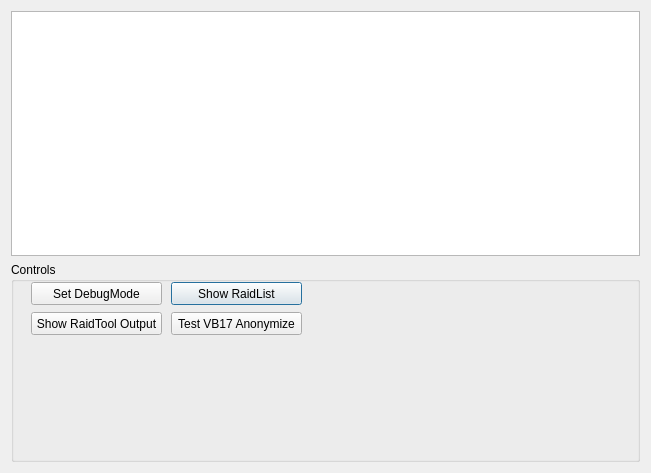
The window that Client/rds_debugwindow.ui (WillForan/yarraclient) describes before a commit, drawn with Qt 5.
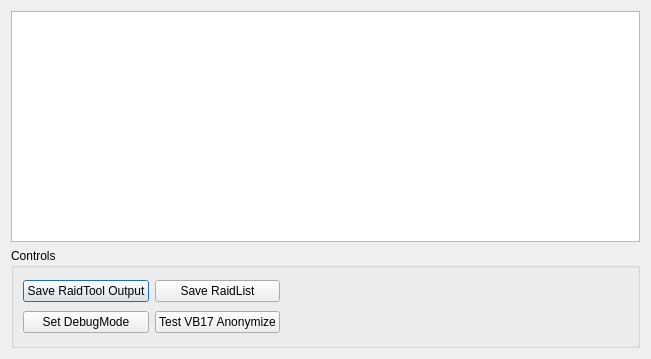
The same window after the commit.

Commit message: Added error notifications. Added debug functions to dump RAID output.

```diff
--- a/Client/rds_debugwindow.ui
+++ b/Client/rds_debugwindow.ui
@@ -7,7 +7,7 @@
     <x>0</x>
     <y>0</y>
     <width>651</width>
-    <height>473</height>
+    <height>359</height>
    </rect>
   </property>
   <property name="windowTitle">
@@ -15,71 +15,91 @@
   </property>
   <layout class="QVBoxLayout" name="verticalLayout">
    <item>
-    <widget class="QTextEdit" name="textEdit"/>
+    <widget class="QTextEdit" name="textEdit">
+     <property name="sizePolicy">
+      <sizepolicy hsizetype="Expanding" vsizetype="Expanding">
+       <horstretch>0</horstretch>
+       <verstretch>0</verstretch>
+      </sizepolicy>
+     </property>
+    </widget>
    </item>
    <item>
     <widget class="QGroupBox" name="groupBox">
+     <property name="sizePolicy">
+      <sizepolicy hsizetype="Preferred" vsizetype="Minimum">
+       <horstretch>0</horstretch>
+       <verstretch>0</verstretch>
+      </sizepolicy>
+     </property>
      <property name="minimumSize">
       <size>
        <width>0</width>
-       <height>200</height>
+       <height>100</height>
       </size>
      </property>
      <property name="title">
       <string>Controls</string>
      </property>
+     <layout class="QGridLayout" name="gridLayout">
+      <item row="0" column="0">
+       <widget class="QPushButton" name="pushButton_3">
+        <property name="text">
+         <string>Save RaidTool Output</string>
+        </property>
+       </widget>
+      </item>
+      <item row="0" column="1">
      <widget class="QPushButton" name="pushButton">
-      <property name="geometry">
-       <rect>
-        <x>160</x>
-        <y>20</y>
-        <width>131</width>
-        <height>23</height>
-       </rect>
-      </property>
       <property name="text">
-       <string>Show RaidList</string>
-      </property>
-     </widget>
+         <string>Save RaidList</string>
+        </property>
+       </widget>
+      </item>
+      <item row="0" column="2" rowspan="2">
+       <spacer name="horizontalSpacer">
+        <property name="orientation">
+         <enum>Qt::Horizontal</enum>
+        </property>
+        <property name="sizeHint" stdset="0">
+         <size>
+          <width>366</width>
+          <height>20</height>
+         </size>
+        </property>
+       </spacer>
+      </item>
+      <item row="1" column="0">
      <widget class="QPushButton" name="pushButton_2">
-      <property name="geometry">
-       <rect>
-        <x>20</x>
-        <y>20</y>
-        <width>131</width>
-        <height>23</height>
-       </rect>
-      </property>
       <property name="text">
        <string>Set DebugMode</string>
       </property>
      </widget>
-     <widget class="QPushButton" name="pushButton_3">
-      <property name="geometry">
-       <rect>
-        <x>20</x>
-        <y>50</y>
-        <width>131</width>
-        <height>23</height>
-       </rect>
-      </property>
-      <property name="text">
-       <string>Show RaidTool Output</string>
-      </property>
-     </widget>
+      </item>
+      <item row="1" column="1">
      <widget class="QPushButton" name="pushButton_4">
-      <property name="geometry">
-       <rect>
-        <x>160</x>
-        <y>50</y>
-        <width>131</width>
-        <height>23</height>
-       </rect>
-      </property>
       <property name="text">
        <string>Test VB17 Anonymize</string>
       </property>
      </widget>
+      </item>
+      <item row="2" column="0">
+       <spacer name="verticalSpacer">
+        <property name="orientation">
+         <enum>Qt::Vertical</enum>
+        </property>
+        <property name="sizeType">
+         <enum>QSizePolicy::Minimum</enum>
+        </property>
+        <property name="sizeHint" stdset="0">
+         <size>
+          <width>20</width>
+          <height>0</height>
+         </size>
+        </property>
+       </spacer>
+      </item>
+     </layout>
     </widget>
    </item>
   </layout>
```
Lines whose indentation alone changed are shown as unchanged. The commit also changes 5 other files.
